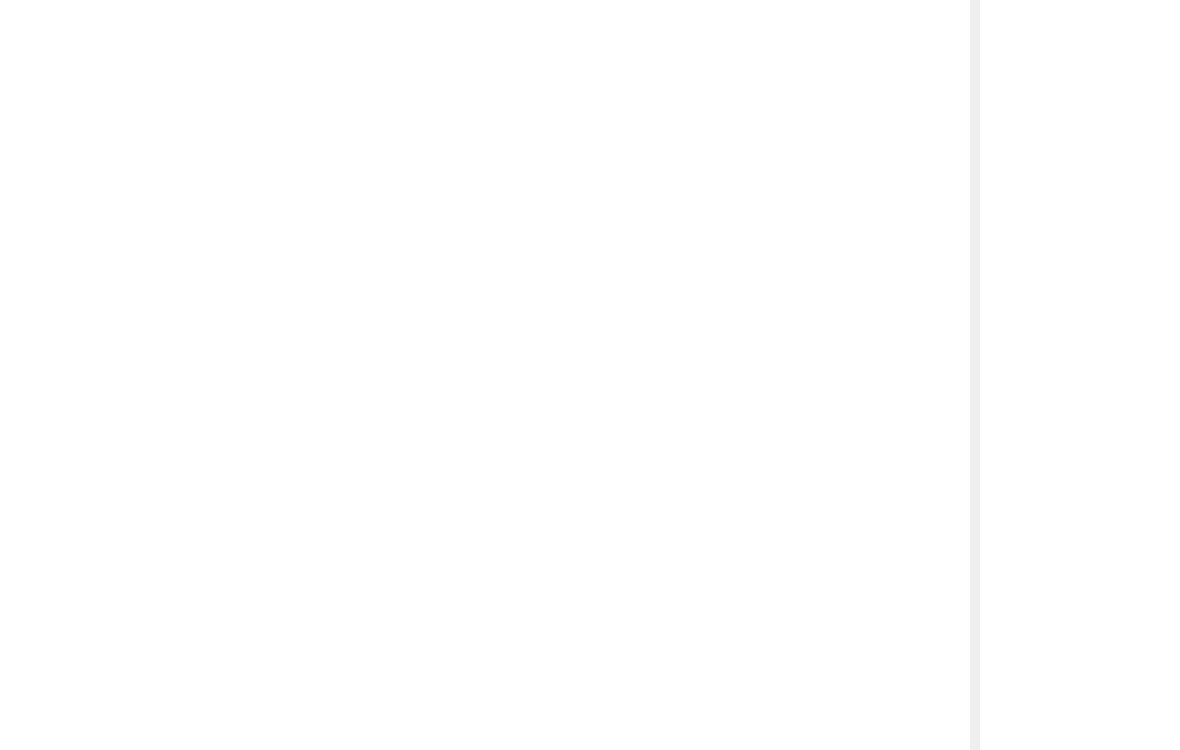
AmiditeX/Blue, file Blue/DBMainComponents/bluewidget.ui: the form before one commit.
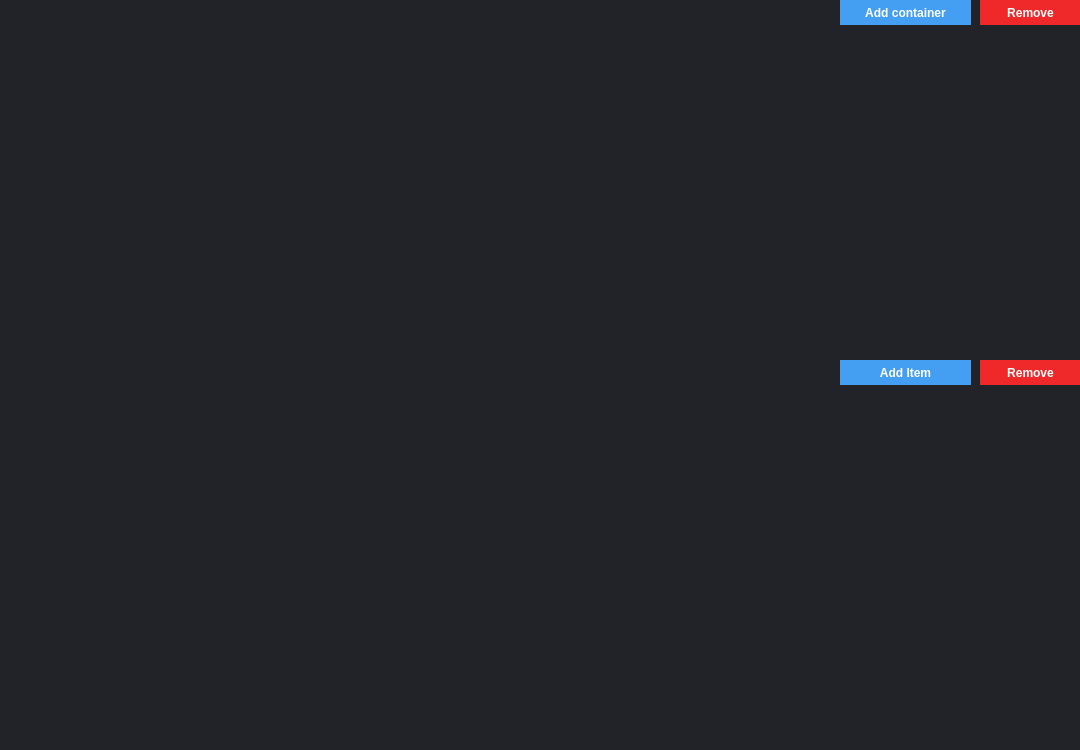
The form after the commit.

What changed in the file:
```diff
--- a/Blue/DBMainComponents/bluewidget.ui
+++ b/Blue/DBMainComponents/bluewidget.ui
@@ -6,19 +6,22 @@
    <rect>
     <x>0</x>
     <y>0</y>
-    <width>1180</width>
+    <width>1080</width>
     <height>750</height>
    </rect>
   </property>
   <property name="windowTitle">
    <string>Form</string>
   </property>
+  <property name="styleSheet">
+   <string notr="true">background-color: rgb(34, 35, 40);</string>
+  </property>
   <widget class="QListWidget" name="containerList">
    <property name="geometry">
     <rect>
      <x>0</x>
      <y>0</y>
-     <width>970</width>
+     <width>830</width>
      <height>750</height>
     </rect>
    </property>
@@ -32,10 +35,127 @@
   <widget class="QListView" name="propertyList">
    <property name="geometry">
     <rect>
+     <x>840</x>
+     <y>34</y>
+     <width>241</width>
+     <height>317</height>
+    </rect>
+   </property>
+   <property name="frameShape">
+    <enum>QFrame::NoFrame</enum>
+   </property>
+  </widget>
+  <widget class="QPushButton" name="pushButton">
+   <property name="geometry">
+    <rect>
+     <x>840</x>
+     <y>0</y>
+     <width>131</width>
+     <height>25</height>
+    </rect>
+   </property>
+   <property name="styleSheet">
+    <string notr="true">QPushButton
+{
+border:0px;
+background-color: rgb(68, 158, 241);
+color: rgb(255, 255, 255);
+font-weight: bold
+}
+
+QPushButton::pressed {
+background-color: rgb(93, 127, 247);
+}</string>
+   </property>
+   <property name="text">
+    <string>Add container</string>
+   </property>
+  </widget>
+  <widget class="QPushButton" name="pushButton_2">
+   <property name="geometry">
+    <rect>
+     <x>840</x>
+     <y>360</y>
+     <width>131</width>
+     <height>25</height>
+    </rect>
+   </property>
+   <property name="styleSheet">
+    <string notr="true">QPushButton
+{
+border:0px;
+background-color: rgb(68, 158, 241);
+color: rgb(255, 255, 255);
+font-weight: bold
+}
+
+QPushButton::pressed {
+background-color: rgb(93, 127, 247);
+}</string>
+   </property>
+   <property name="text">
+    <string>Add Item</string>
+   </property>
+  </widget>
+  <widget class="QPushButton" name="pushButton_3">
+   <property name="geometry">
+    <rect>
      <x>980</x>
+     <y>360</y>
+     <width>101</width>
+     <height>25</height>
+    </rect>
+   </property>
+   <property name="styleSheet">
+    <string notr="true">QPushButton
+{
+border:0px;
+background-color: rgb(239, 41, 41);
+color: rgb(255, 255, 255);
+font-weight: bold
+}
+
+QPushButton::pressed {
+background-color: rgb(164, 0, 0);
+}</string>
+   </property>
+   <property name="text">
+    <string>Remove</string>
+   </property>
+  </widget>
+  <widget class="QPushButton" name="pushButton_4">
+   <property name="geometry">
+    <rect>
+     <x>980</x>
      <y>0</y>
-     <width>200</width>
-     <height>750</height>
+     <width>101</width>
+     <height>25</height>
+    </rect>
+   </property>
+   <property name="styleSheet">
+    <string notr="true">QPushButton
+{
+border:0px;
+background-color: rgb(239, 41, 41);
+color: rgb(255, 255, 255);
+font-weight: bold
+}
+
+QPushButton::pressed {
+background-color: rgb(164, 0, 0);
+}</string>
+   </property>
+   <property name="text">
+    <string>Remove</string>
+   </property>
+  </widget>
+  <widget class="QListView" name="propertyList_2">
+   <property name="geometry">
+    <rect>
+     <x>840</x>
+     <y>394</y>
+     <width>241</width>
+     <height>361</height>
     </rect>
    </property>
    <property name="frameShape">
```
